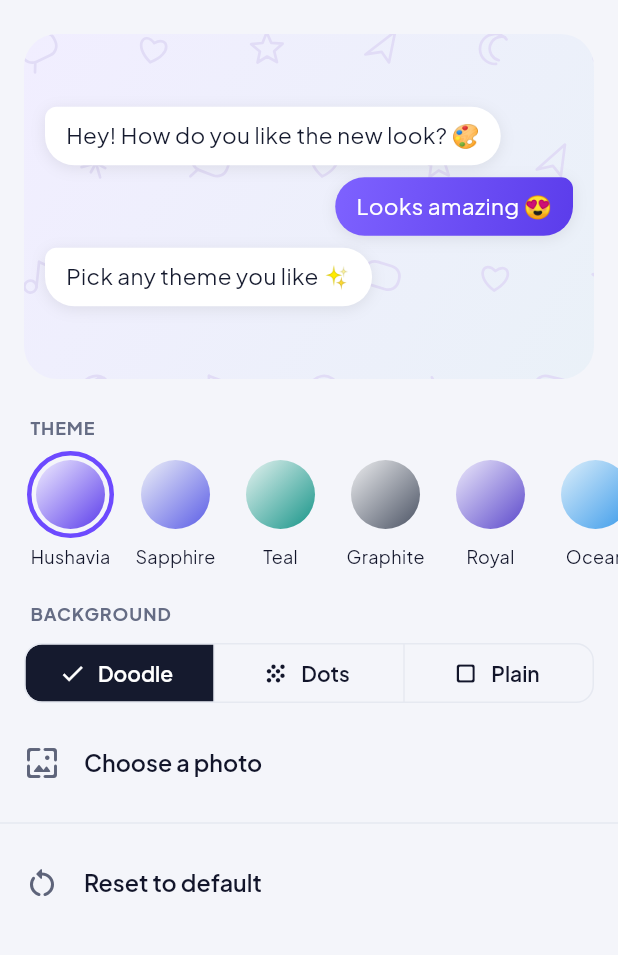
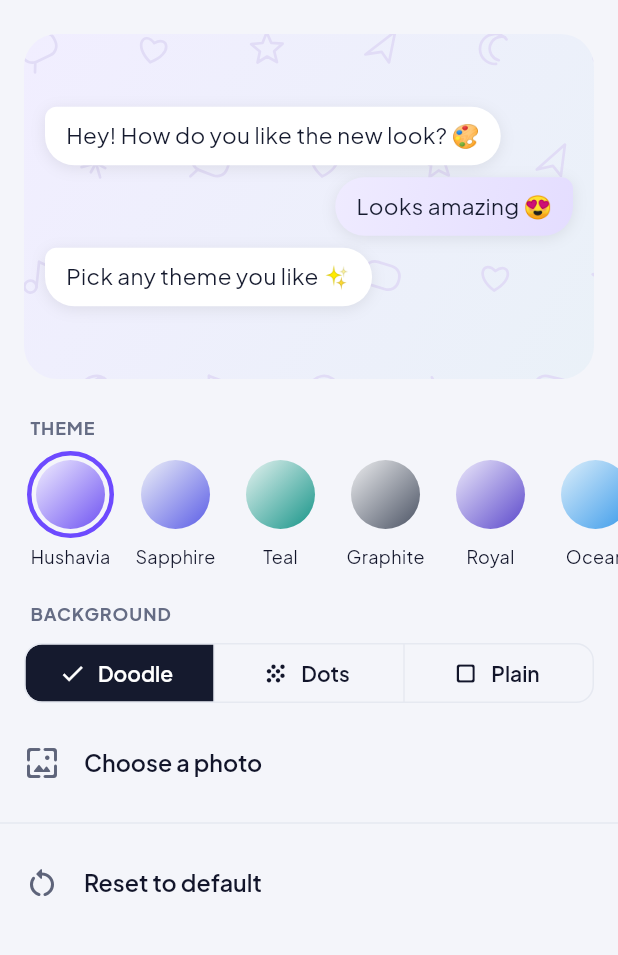
Before and after one commit to itman318/talvio, a Flutter app: the ChatThemeScreen screen opened directly, on a phone screen of 412 x 824 dp, the part 62-1017 px from its top. Run offline on Flutter 3.47's test engine with Material 3 defaults, Android fonts, the phone set to English and light mode, and no system bars; our stand-ins replace app_links, camera, connectivity_plus, emoji_picker_flutter, file_picker, firebase_core and 19 more; missing offline and left inert: audio_session, cryptography, flutter_foreground_task, flutter_ringtone_player, flutter_webrtc, google_mlkit_subject_segmentation and 6 more; accounts and stored records are empty; network calls fail.

Commit message:
Chats: my bubbles soft lilac with dark text in light mode (default Hushavia theme); violet stays in dark mode
Co-Authored-By: Claude Opus 5.5 <noreply@anthropic.com>
Claude-Session: https://claude.ai/code/session_01VbtELwHUp86DdQwGuVgtrp

```diff
--- a/mobile/lib/screens/calls_screen.dart
+++ b/mobile/lib/screens/calls_screen.dart
@@ -221,7 +221,7 @@ class CallLogBubble extends StatelessWidget {
           Column(crossAxisAlignment: CrossAxisAlignment.start, mainAxisSize: MainAxisSize.min, children: [
             Text(title, style: TextStyle(fontWeight: FontWeight.w600, color: red ? Colors.red : null)),
             Row(mainAxisSize: MainAxisSize.min, children: [
-              Icon(isMine ? Icons.call_made : (red ? Icons.call_missed : Icons.call_received), size: 14, color: red ? Colors.red : Brand.accent),
+              Icon(isMine ? Icons.call_made : (red ? Icons.call_missed : Icons.call_received), size: 14, color: red ? Colors.red : (isMine ? accent : Brand.accent)),
               const SizedBox(width: 3),
               Text(sec > 0 ? formatCallDuration(sec) : (status == 'failed' ? 'Failed' : ''), style: const TextStyle(fontSize: 12.5)),
             ]),
--- a/mobile/lib/screens/chat_theme_screen.dart
+++ b/mobile/lib/screens/chat_theme_screen.dart
@@ -105,7 +105,7 @@ class _ChatThemeScreenState extends State<ChatThemeScreen> {
                         child: Container(
                           decoration: BoxDecoration(
                             shape: BoxShape.circle,
-                            gradient: LinearGradient(colors: [t.light.first, t.mine.last], begin: Alignment.topLeft, end: Alignment.bottomRight),
+                            gradient: LinearGradient(colors: [t.light.first, t.mine.last.computeLuminance() > 0.5 ? t.mineDark.first : t.mine.last], begin: Alignment.topLeft, end: Alignment.bottomRight),
                           ),
                         ),
                       ),
@@ -224,7 +224,7 @@ class _Preview extends StatelessWidget {
               ),
               boxShadow: [BoxShadow(color: Colors.black.withValues(alpha: 0.08), blurRadius: 8, offset: const Offset(0, 2))],
             ),
-            child: Text(text, style: TextStyle(color: me || dark ? Colors.white : Brand.ink, fontSize: 15)),
+            child: Text(text, style: TextStyle(color: (me && !softMineOf(context)) || (!me && dark) ? Colors.white : Brand.ink, fontSize: 15)),
           ),
         );
     return Column(mainAxisAlignment: MainAxisAlignment.center, children: [
--- a/mobile/lib/theme/chat_theme.dart
+++ b/mobile/lib/theme/chat_theme.dart
@@ -20,9 +20,10 @@ class ChatThemeDef {
 }
 
 const chatThemes = <ChatThemeDef>[
-  // Default: Hushavia — my messages in the brand violet, a calm lilac-to-mist wallpaper, white cards for others.
+  // Default: Hushavia — my messages on soft lilac with dark text (light mode) / brand violet (dark mode),
+  // a calm lilac-to-mist wallpaper, white cards for others.
   ChatThemeDef('hush', 'Hushavia', [Color(0xFFF1EEFF), Color(0xFFEAF1F8)], [Color(0xFF0B0A1C), Color(0xFF0E1226)], Color(0xFFE1DCF6),
-      Color(0xFF191735), [Color(0xFF7E62FF), Color(0xFF5B3CEB)], [Color(0xFF6E52F2), Color(0xFF4F33D6)]),
+      Color(0xFF191735), [Color(0xFFEFEBFF), Color(0xFFE4DDFF)], [Color(0xFF6E52F2), Color(0xFF4F33D6)]),
   // Sapphire — a clear indigo gradient for my messages, calm white cards for others.
   ChatThemeDef('classic', 'Sapphire', [Color(0xFFEEF1F8), Color(0xFFE7EBF5)], [Color(0xFF0A0D18), Color(0xFF0D1122)], Color(0xFFDDE3EF),
       Color(0xFF161B30), [Color(0xFF3442B8), Color(0xFF5A5CE6)], [Color(0xFF2F3CA6), Color(0xFF4D52D0)]),
@@ -116,6 +117,24 @@ LinearGradient? mineGradientOf(BuildContext context) {
   final dark = Theme.of(context).brightness == Brightness.dark;
   final c = dark ? a.def.mineDark : a.def.mine;
   return LinearGradient(colors: c, begin: Alignment.topLeft, end: Alignment.bottomRight);
+}
+
+/// True when my bubbles are light (soft lilac), so their text and icons are dark.
+bool softMineOf(BuildContext context) {
+  final g = mineGradientOf(context);
+  return g != null && g.colors.first.computeLuminance() > 0.5;
+}
+
+/// Colours for things drawn on my bubble: white on a deep bubble, dark ink on a soft one.
+class MineInk {
+  static const ink = Color(0xFF1C1838); // text on a soft bubble
+  static const accent = Color(0xFF6A47F5); // names, links, icons on a soft bubble
+  static Color text(BuildContext c) => softMineOf(c) ? ink : Colors.white;
+  static Color muted(BuildContext c) => softMineOf(c) ? const Color(0xFF6D6890) : Colors.white70;
+  /// a round button / chip on my bubble
+  static Color fill(BuildContext c) => softMineOf(c) ? accent : Colors.white.withValues(alpha: 0.18);
+  /// progress / waveform colour on my bubble
+  static Color line(BuildContext c) => softMineOf(c) ? accent : Colors.white;
 }
 
 /// Chat background: theme gradient + pattern, or a photo (dimmed / blurred).
```
Also changed, not shown: mobile/lib/widgets/media_widgets.dart (+7 -6 lines), mobile/lib/widgets/message_bubble.dart (+14 -10 lines).
